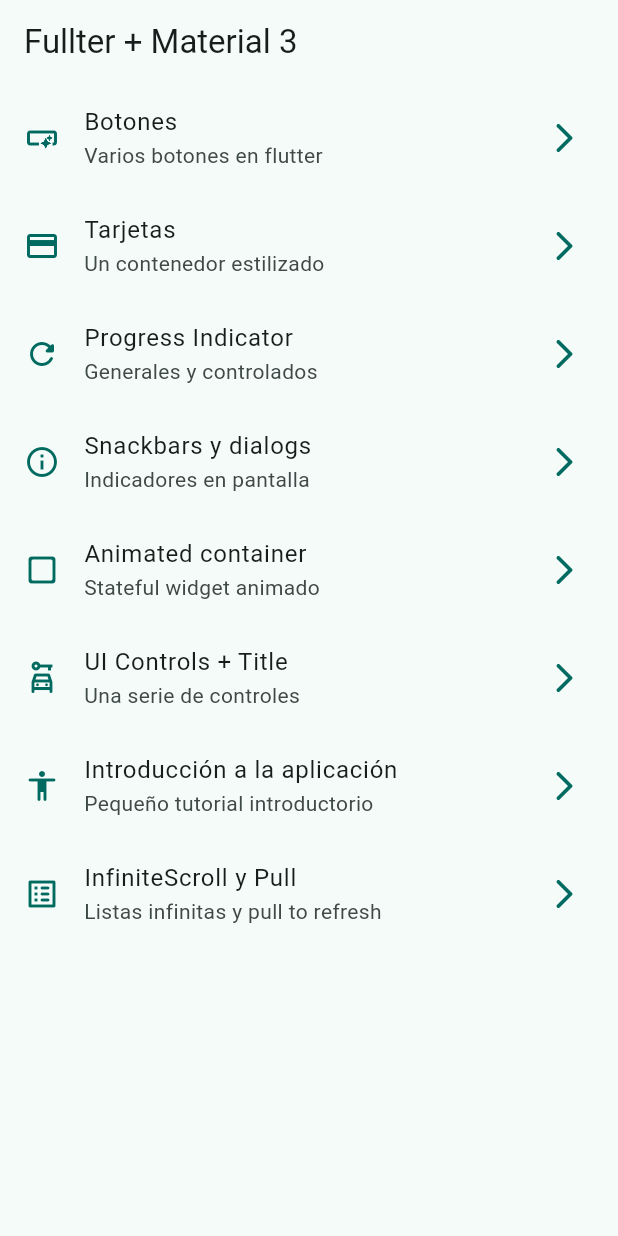
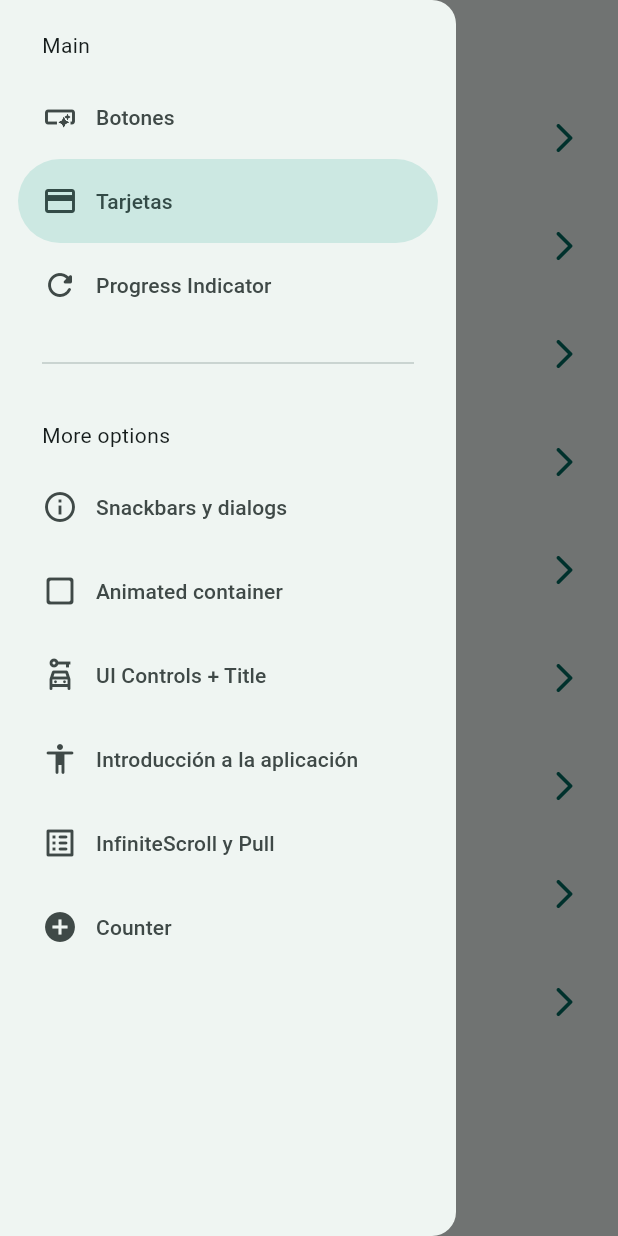
Before and after one commit to nicfuenzalidacontreras/flutter-movil, a Flutter app: the screen it shows after launch, with the side drawer open (before the commit the screen has no drawer), on a phone screen of 412 x 824 dp. Run offline on Flutter 3.47's test engine with Material 2 defaults, Android fonts, the phone set to English and light mode, and no system bars; our stand-ins replace animate_do, dio, go_router, video_player.

Commit message:
riverpod menu y temas parte uno

```diff
--- a/05_widgets_app/lib/config/menu/menu_items.dart
+++ b/05_widgets_app/lib/config/menu/menu_items.dart
@@ -54,4 +54,9 @@ const appMenuItems = <MenuItems>[
       subTitle: 'Listas infinitas y pull to refresh',
       link: '/infinite',
       icon: Icons.list_alt_rounded),
+  MenuItems(
+      title: 'Counter',
+      subTitle: 'Counter con riverpod',
+      link: '/counter',
+      icon: Icons.add_circle),
 ];
--- a/05_widgets_app/lib/config/router/app_router.dart
+++ b/05_widgets_app/lib/config/router/app_router.dart
@@ -49,5 +49,10 @@ final appRouter = GoRouter(
       name: InfiniteScrollScreen.name,
       builder: (context, state) => const InfiniteScrollScreen(),
     ),
+    GoRoute(
+      path: '/counter',
+      name: CounterScreen.name,
+      builder: (context, state) => const CounterScreen(),
+    ),
   ],
 );
--- a/05_widgets_app/lib/presentation/screens/home/home_screen.dart
+++ b/05_widgets_app/lib/presentation/screens/home/home_screen.dart
@@ -1,6 +1,7 @@
 import 'package:flutter/material.dart';
 import 'package:go_router/go_router.dart';
 import 'package:widgets_app/config/menu/menu_items.dart';
+import 'package:widgets_app/presentation/widgets/side_menu.dart';
 
 class HomeScreen extends StatelessWidget {
   static const String name = 'home_screen';
@@ -9,11 +10,17 @@ class HomeScreen extends StatelessWidget {
 
   @override
   Widget build(BuildContext context) {
+    final scaffoldKey = GlobalKey<ScaffoldState>();
+
     return Scaffold(
+      key: scaffoldKey,
       appBar: AppBar(
         title: const Text('Fullter + Material 3'),
       ),
       body: const _HomeView(),
+      drawer: SideMenu(
+        scaffoldKey: scaffoldKey,
+      ),
     );
   }
 }
--- a/05_widgets_app/lib/presentation/screens/screens.dart
+++ b/05_widgets_app/lib/presentation/screens/screens.dart
@@ -7,3 +7,4 @@ export 'package:widgets_app/presentation/screens/infinite_scroll/infinite_scroll
 export 'package:widgets_app/presentation/screens/progress/progress_screen.dart';
 export 'package:widgets_app/presentation/screens/snackbar/snackbar_screen.dart';
 export 'package:widgets_app/presentation/screens/ui_controls/ui_controls_screen.dart';
+export "package:widgets_app/presentation/screens/counter/counter_screen.dart";
--- /dev/null
+++ b/05_widgets_app/lib/presentation/widgets/side_menu.dart
@@ -0,0 +1,51 @@
+import 'package:flutter/material.dart';
+import 'package:go_router/go_router.dart';
+import 'package:widgets_app/config/menu/menu_items.dart';
+
+class SideMenu extends StatefulWidget {
+  final GlobalKey<ScaffoldState> scaffoldKey;
+
+  const SideMenu({super.key, required this.scaffoldKey});
+
+  @override
+  State<SideMenu> createState() => _SideMenuState();
+}
+
+class _SideMenuState extends State<SideMenu> {
+  int navDrawerIndex = 1;
+
+  @override
+  Widget build(BuildContext context) {
+    final hasNotch = MediaQuery.of(context).viewPadding.top > 35;
+
+    return NavigationDrawer(
+        selectedIndex: navDrawerIndex,
+        onDestinationSelected: (value) {
+          setState(() {
+            navDrawerIndex = value;
+          });
+          final menuItem = appMenuItems[value];
+          context.push(menuItem.link);
+          widget.scaffoldKey.currentState?.closeDrawer();
+        },
+        children: [
+          Padding(
+            padding: EdgeInsets.fromLTRB(28, hasNotch ? 10 : 20, 16, 10),
+            child: const Text('Main'),
+          ),
+          ...appMenuItems.sublist(0, 3).map((item) =>
+              NavigationDrawerDestination(
+                  icon: Icon(item.icon), label: Text(item.title))),
+          const Padding(
+            padding: EdgeInsets.fromLTRB(28, 16, 28, 10),
+            child: Divider(),
+          ),
+          const Padding(
+            padding: EdgeInsets.fromLTRB(28, 20, 16, 10),
+            child: Text('More options'),
+          ),
+          ...appMenuItems.sublist(3).map((item) => NavigationDrawerDestination(
+              icon: Icon(item.icon), label: Text(item.title))),
+        ]);
+  }
+}
```
Also changed, not shown: 05_widgets_app/lib/presentation/screens/counter/counter_screen.dart (added, +21 -0 lines).
